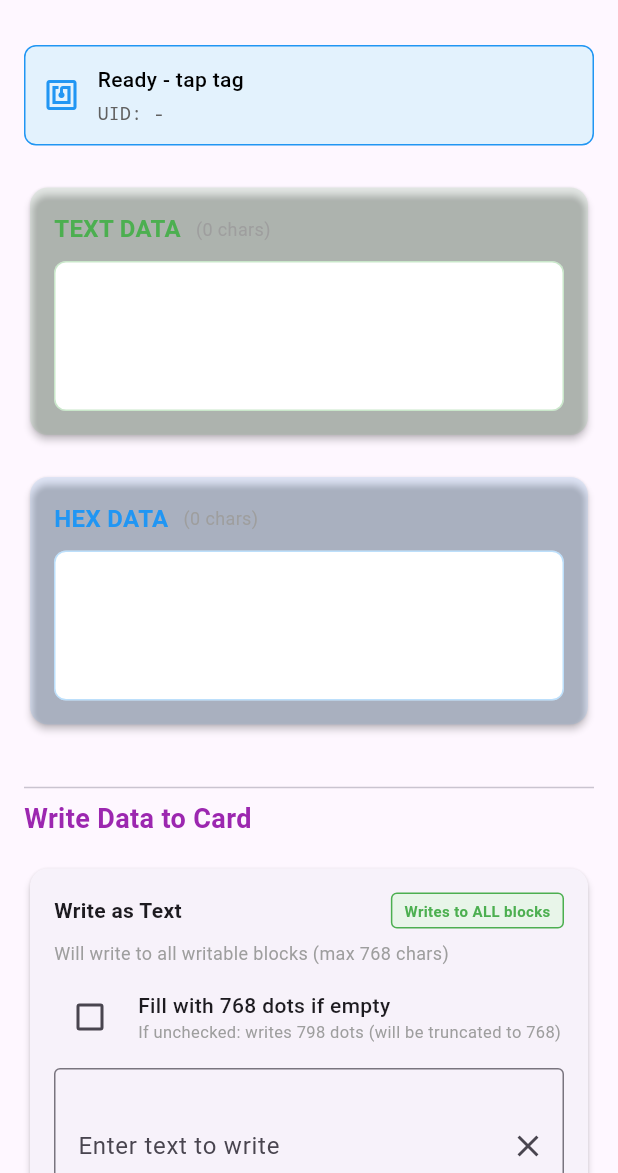
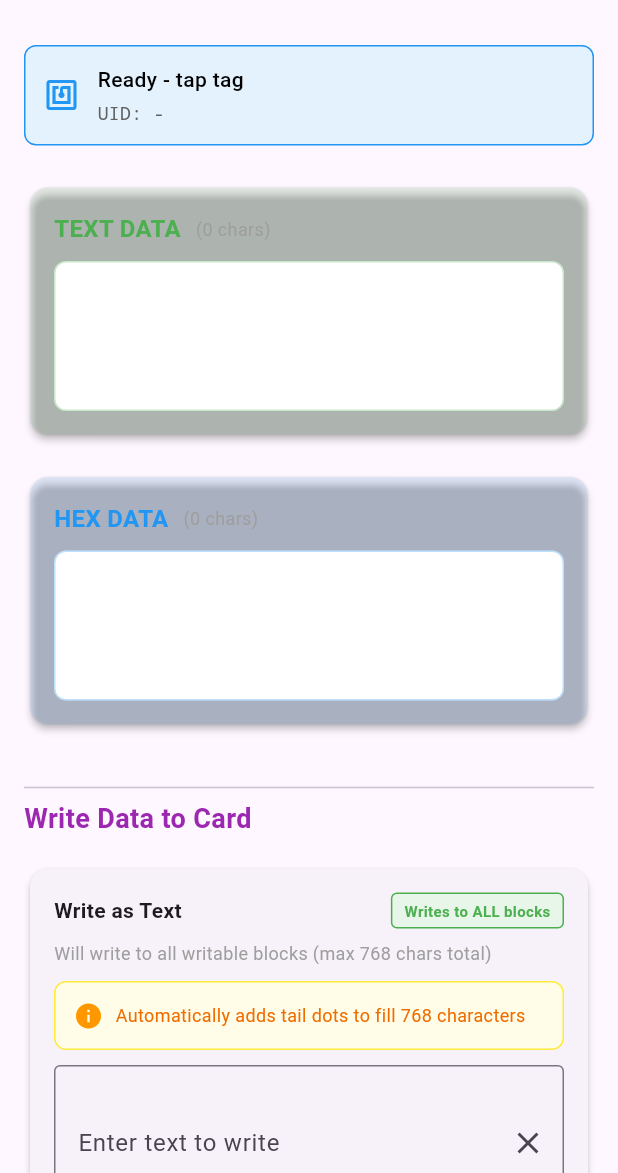
Before and after one commit to buleflare/RFID, a Flutter app: the screen it shows after launch, on a phone screen of 412 x 824 dp, the part 63-1236 px from its top. Run offline on Flutter 3.47's test engine with Material 3 defaults, Android fonts, the phone set to English and light mode, and no system bars.

Commit message:
read_write

```diff
--- a/lib/main.dart
+++ b/lib/main.dart
@@ -1,5 +1,6 @@
 import 'dart:async';
 import 'dart:convert';
+import 'dart:math';
 import 'package:flutter/material.dart';
 import 'package:flutter/services.dart';
 
@@ -30,8 +31,8 @@ class _RFIDPageState extends State<RFIDPage> with WidgetsBindingObserver {
   bool showSuccessDialog = false;
   String pendingWriteData = '';
   bool pendingWriteIsHex = false;
-  bool fillWithDots = false;
-  bool fillHexWithZeros = false; // NEW: Fill hex with zeros if empty
+  bool fillHexWithZeros = false;
+  bool addTailDots = true; // NEW: Always add tail dots for text
   TextEditingController _writeText = TextEditingController();
   TextEditingController _writeHex = TextEditingController();
   bool _isAppActive = true;
@@ -329,6 +330,10 @@ class _RFIDPageState extends State<RFIDPage> with WidgetsBindingObserver {
     String message = 'Data has been written successfully!';
     if (pendingWriteIsHex && fillHexWithZeros && _writeHex.text.isEmpty) {
       message = 'Card filled with zeros (0x00) successfully!';
+    } else if (!pendingWriteIsHex) {
+      message = 'Text with tail dots written successfully!';
+    } else if (pendingWriteIsHex && _writeHex.text.isNotEmpty) {
+      message = 'Hex with tail zeros written successfully!';
     }
 
     showDialog(
@@ -357,8 +362,22 @@ class _RFIDPageState extends State<RFIDPage> with WidgetsBindingObserver {
                 textAlign: TextAlign.center,
                 style: TextStyle(fontSize: 16),
               ),
-              if (pendingWriteIsHex && fillHexWithZeros && _writeHex.text.isEmpty)
+              if (!pendingWriteIsHex)
                 SizedBox(height: 10),
+              if (!pendingWriteIsHex)
+                Text(
+                  'Added ${768 - _writeText.text.length} tail dots',
+                  textAlign: TextAlign.center,
+                  style: TextStyle(fontSize: 14, color: Colors.grey),
+                ),
+              if (pendingWriteIsHex && _writeHex.text.isNotEmpty)
+                SizedBox(height: 10),
+              if (pendingWriteIsHex && _writeHex.text.isNotEmpty)
+                Text(
+                  'Added ${1536 - _writeHex.text.replaceAll(RegExp(r'\s'), '').length} tail zeros',
+                  textAlign: TextAlign.center,
+                  style: TextStyle(fontSize: 14, color: Colors.grey),
+                ),
               if (pendingWriteIsHex && fillHexWithZeros && _writeHex.text.isEmpty)
                 Text(
                   'All blocks filled with 0x00 (zeros)',
@@ -424,19 +443,49 @@ class _RFIDPageState extends State<RFIDPage> with WidgetsBindingObserver {
         }
       }
 
+      final maxHexChars = 1536;
+      final hexLength = data.length;
+      if (hexLength >= maxHexChars) {
+        // Truncate to max length
+        data = data.substring(0, maxHexChars);
+        print('Hex truncated to $maxHexChars chars');
       } else {
-      // For text writing
+        // Add tail zeros to reach 1536 total
+        final zerosNeeded = maxHexChars - hexLength;
+        // Ensure zerosNeeded is even (since we add "00" pairs)
+        final evenZerosNeeded = zerosNeeded % 2 == 0 ? zerosNeeded : zerosNeeded - 1;
+        data = data + ('00' * (evenZerosNeeded ~/ 2));
+        print('Added ${evenZerosNeeded ~/ 2} pairs of zeros to make $maxHexChars total');
+      }
+
+    } else {
+      // For text writing - ALWAYS add tail dots to make 768 total
       data = _writeText.text.trim();
 
-      // If text is empty and fillWithDots is checked, use dots
-      if (data.isEmpty && fillWithDots) {
-        // Create 768 dots (maximum for Mifare Classic 1K)
-        data = '.' * 768;
-        print('Using default dots (${data.length} chars)');
-      } else if (data.isEmpty && !fillWithDots) {
-        // If empty and not checked, use 798 dots (as per your requirement)
-        data = '.' * 798;
-        print('Using 798 dots (${data.length} chars)');
+      if (data.isEmpty) {
+        ScaffoldMessenger.of(context).showSnackBar(
+          SnackBar(
+            content: Text('Please enter text to write'),
+            backgroundColor: Colors.orange,
+            duration: Duration(seconds: 2),
+          ),
+        );
+        return;
+      }
+
+      // Calculate tail dots needed
+      final textLength = data.length;
+      final maxLength = 768;
+
+      if (textLength >= maxLength) {
+        // Truncate to max length
+        data = data.substring(0, maxLength);
+        print('Text truncated to $maxLength chars');
+      } else {
+        // Add tail dots to reach 768 total
+        final dotsNeeded = maxLength - textLength;
+        data = data + ('.' * dotsNeeded);
+        print('Added $dotsNeeded tail dots to make $maxLength total');
       }
     }
 
@@ -470,6 +519,23 @@ class _RFIDPageState extends State<RFIDPage> with WidgetsBindingObserver {
     String dataPreview = pendingWriteData.length > 50
         ? '${pendingWriteData.substring(0, 50)}...'
         : pendingWriteData;
+
+    // Calculate tail dots info for text
+    // Calculate tail dots/zeros info
+    String tailInfo = '';
+    if (!isHex && _writeText.text.isNotEmpty) {
+      final textLength = _writeText.text.length;
+      final dotsAdded = dataLength - textLength;
+      if (dotsAdded > 0) {
+        tailInfo = ' + $dotsAdded tail dots';
+      }
+    } else if (isHex && _writeHex.text.isNotEmpty) {
+      final hexLength = _writeHex.text.replaceAll(RegExp(r'\s'), '').length;
+      final zerosAdded = dataLength - hexLength;
+      if (zerosAdded > 0) {
+        tailInfo = ' + $zerosAdded tail zeros';
+      }
+    }
 
     showDialog(
       context: context,
@@ -524,7 +590,7 @@ class _RFIDPageState extends State<RFIDPage> with WidgetsBindingObserver {
                       style: TextStyle(fontSize: 12),
                     ),
                     Text(
-                      'Length: $dataLength ${isHex ? 'hex chars' : 'chars'}',
+                      'Total length: $dataLength chars$tailInfo',
                       style: TextStyle(fontSize: 12),
                     ),
                     if (isHex && fillHexWithZeros && _writeHex.text.isEmpty)
@@ -532,10 +598,10 @@ class _RFIDPageState extends State<RFIDPage> with WidgetsBindingObserver {
                         'Using: Auto-filled zeros (00)',
                         style: TextStyle(fontSize: 12, color: Colors.blue, fontWeight: FontWeight.bold),
                       ),
-                    if (!isHex && fillWithDots && _writeText.text.isEmpty)
+                    if (!isHex && _writeText.text.isNotEmpty)
                       Text(
-                        'Using: Auto-filled dots',
-                        style: TextStyle(fontSize: 12, color: Colors.blue),
+                        'Input: ${_writeText.text.length} chars',
+                        style: TextStyle(fontSize: 12, color: Colors.green),
                       ),
                     SizedBox(height: 5),
                     Text(
@@ -701,7 +767,7 @@ class _RFIDPageState extends State<RFIDPage> with WidgetsBindingObserver {
             ),
             SizedBox(height: 16),
 
-              // Write Text with Dots Checkbox
+            // Write Text (ALWAYS adds tail dots)
             Card(
               elevation: 2,
               child: Padding(
@@ -736,46 +802,30 @@ class _RFIDPageState extends State<RFIDPage> with WidgetsBindingObserver {
                     ),
                     SizedBox(height: 8),
                     Text(
-                        'Will write to all writable blocks (max 768 chars)',
+                      'Will write to all writable blocks (max 768 chars total)',
                       style: TextStyle(fontSize: 12, color: Colors.grey),
                     ),
 
-                      // Fill with dots checkbox
                     SizedBox(height: 10),
-                      Row(
+                    Container(
+                      padding: EdgeInsets.all(12),
+                      decoration: BoxDecoration(
+                        color: Colors.yellow[50],
+                        borderRadius: BorderRadius.circular(8),
+                        border: Border.all(color: Colors.yellow),
+                      ),
+                      child: Row(
                         children: [
-                          Checkbox(
-                            value: fillWithDots,
-                            onChanged: isWriting ? null : (value) {
-                              setState(() {
-                                fillWithDots = value ?? false;
-                                // If checked and text field is empty, show hint
-                                if (fillWithDots && _writeText.text.isEmpty) {
-                                  _writeText.text = '.' * 768;
-                                } else if (!fillWithDots && _writeText.text == '.' * 768) {
-                                  _writeText.clear();
-                                }
-                              });
-                            },
-                            activeColor: Colors.blue,
-                          ),
+                          Icon(Icons.info, color: Colors.orange, size: 20),
                           SizedBox(width: 8),
                           Expanded(
-                            child: Column(
-                              crossAxisAlignment: CrossAxisAlignment.start,
-                              children: [
-                                Text(
-                                  'Fill with 768 dots if empty',
-                                  style: TextStyle(fontWeight: FontWeight.w500),
+                            child: Text(
+                              'Automatically adds tail dots to fill 768 characters',
+                              style: TextStyle(fontSize: 12, color: Colors.orange[800]),
                             ),
-                                Text(
-                                  'If unchecked: writes 798 dots (will be truncated to 768)',
-                                  style: TextStyle(fontSize: 11, color: Colors.grey),
                           ),
                         ],
                       ),
-                          ),
-                        ],
                     ),
 
                     SizedBox(height: 10),
@@ -784,7 +834,7 @@ class _RFIDPageState extends State<RFIDPage> with WidgetsBindingObserver {
                       decoration: InputDecoration(
                         labelText: 'Enter text to write',
                         border: OutlineInputBorder(),
-                          hintText: fillWithDots ? 'Will use 768 dots if empty' : 'Type here or leave empty for 798 dots',
+                        hintText: 'Your text + auto dots to fill card',
                         suffixIcon: IconButton(
                           icon: Icon(Icons.clear),
                           onPressed: () {
@@ -796,13 +846,6 @@ class _RFIDPageState extends State<RFIDPage> with WidgetsBindingObserver {
                       maxLines: 3,
                       enabled: !isWriting,
                       onChanged: (value) {
-                          // If user starts typing and checkbox is checked, uncheck it
-                          if (fillWithDots && value.isNotEmpty && value != '.' * 768) {
-                            setState(() {
-                              fillWithDots = false;
-                            });
-                          }
-
                         // Show character count
                         setState(() {});
                       },
@@ -811,19 +854,31 @@ class _RFIDPageState extends State<RFIDPage> with WidgetsBindingObserver {
                     Row(
                       mainAxisAlignment: MainAxisAlignment.spaceBetween,
                       children: [
+                        Column(
+                          crossAxisAlignment: CrossAxisAlignment.start,
+                          children: [
                             Text(
-                            'Characters: ${_writeText.text.length}/768',
+                              'Input: ${_writeText.text.length} chars',
+                              style: TextStyle(
+                                fontSize: 12,
+                                color: Colors.green,
+                              ),
+                            ),
+                            if (_writeText.text.isNotEmpty)
+                              Text(
+                                'Tail dots: ${768 - min(_writeText.text.length, 768)}',
+                                style: TextStyle(
+                                  fontSize: 12,
+                                  color: Colors.blue,
+                                ),
+                              ),
+                          ],
+                        ),
+                        Text(
+                          'Total: ${min(_writeText.text.length, 768)}/${min(_writeText.text.length + max(0, 768 - _writeText.text.length), 768)}',
                           style: TextStyle(
                             fontSize: 12,
                             color: _writeText.text.length > 768 ? Colors.red : Colors.grey,
-                            ),
-                          ),
-                          if (_writeText.text.length > 768)
-                            Text(
-                              'Will be truncated to 768',
-                              style: TextStyle(
-                                fontSize: 12,
-                                color: Colors.red,
                           ),
                         ),
                       ],
@@ -856,7 +911,7 @@ class _RFIDPageState extends State<RFIDPage> with WidgetsBindingObserver {
                         children: [
                           Icon(Icons.edit),
                           SizedBox(width: 8),
-                            Text('WRITE TEXT (ALL BLOCKS)'),
+                          Text('WRITE TEXT + TAIL DOTS'),
                         ],
                       ),
                     ),
@@ -906,7 +961,7 @@ class _RFIDPageState extends State<RFIDPage> with WidgetsBindingObserver {
                       style: TextStyle(fontSize: 12, color: Colors.grey),
                     ),
 
-                      // NEW: Fill hex with zeros checkbox
+                    // Fill hex with zeros checkbox
                     SizedBox(height: 10),
                     Row(
                       children: [
@@ -937,7 +992,60 @@ class _RFIDPageState extends State<RFIDPage> with WidgetsBindingObserver {
                         ),
                       ],
                     ),
-
+                    Row(
+                      mainAxisAlignment: MainAxisAlignment.spaceBetween,
+                      children: [
+                        Column(
+                          crossAxisAlignment: CrossAxisAlignment.start,
+                          children: [
+                            Text(
+                              'Input: ${_writeHex.text.replaceAll(RegExp(r'\s'), '').length} hex chars',
+                              style: TextStyle(
+                                fontSize: 12,
+                                color: Colors.blue,
+                              ),
+                            ),
+                            if (_writeHex.text.isNotEmpty)
+                              Text(
+                                'Tail zeros: ${1536 - min(_writeHex.text.replaceAll(RegExp(r'\s'), '').length, 1536)}',
+                                style: TextStyle(
+                                  fontSize: 12,
+                                  color: Colors.purple,
+                                ),
+                              ),
+                          ],
+                        ),
+                        Text(
+                          'Total: ${min(_writeHex.text.replaceAll(RegExp(r'\s'), '').length, 1536)}/${min(_writeHex.text.replaceAll(RegExp(r'\s'), '').length + max(0, 1536 - _writeHex.text.replaceAll(RegExp(r'\s'), '').length), 1536)}',
+                          style: TextStyle(
+                            fontSize: 12,
+                            color: _writeHex.text.replaceAll(RegExp(r'\s'), '').length > 1536 ? Colors.red : Colors.grey,
+                          ),
+                        ),
+                      ],
+                    ),
+// Add this Container after the checkbox Row in hex section
+                    Container(
+                      padding: EdgeInsets.all(12),
+                      decoration: BoxDecoration(
+                        color: Colors.blue[50],
+                        borderRadius: BorderRadius.circular(8),
+                        border: Border.all(color: Colors.blue),
+                      ),
+                      child: Row(
+                        children: [
+                          Icon(Icons.info, color: Colors.blue, size: 20),
+                          SizedBox(width: 8),
+                          Expanded(
+                            child: Text(
+                              'Automatically adds tail zeros (00) to fill 1536 hex chars',
+                              style: TextStyle(fontSize: 12, color: Colors.blue[800]),
+                            ),
+                          ),
+                        ],
+                      ),
+                    ),
+                    SizedBox(height: 10),
                     SizedBox(height: 10),
                     TextField(
                       controller: _writeHex,
@@ -1012,7 +1120,7 @@ class _RFIDPageState extends State<RFIDPage> with WidgetsBindingObserver {
                           SizedBox(width: 8),
                           Text(fillHexWithZeros && _writeHex.text.isEmpty
                               ? 'WRITE ZEROS (ALL BLOCKS)'
-                                : 'WRITE HEX (ALL BLOCKS)'),
+                              : 'WRITE HEX + TAIL ZEROS'),
                         ],
                       ),
                     ),
@@ -1035,22 +1143,22 @@ class _RFIDPageState extends State<RFIDPage> with WidgetsBindingObserver {
                 crossAxisAlignment: CrossAxisAlignment.start,
                 children: [
                   Text(
-                      '📝 Auto-fill Summary:',
+                    '📝 Write Summary:',
                     style: TextStyle(fontWeight: FontWeight.bold),
                   ),
                   SizedBox(height: 8),
-                    Text('• Text field empty + "Fill with dots" = writes 768 dots (2E)'),
-                    Text('• Text field empty (no checkbox) = writes 798 dots (truncated to 768)'),
-                    Text('• Hex field empty + "Fill with zeros" = writes 768 bytes of 00'),
-                    Text('• Hex field with data = writes exact hex (no auto-fill)'),
+                  Text('• Text writing: Your text + tail dots = 768 total chars'),
+                  Text('• Hex writing: Your hex + tail zeros = 1536 total hex chars'),
+                  Text('• Example hex: "2E2E" (2 bytes) + 1532 zeros = 1536 total'),
+                  Text('• Hex field empty + "Fill with zeros" = writes full card zeros'),
                   SizedBox(height: 8),
                   Text(
                     'Card Capacity:',
                     style: TextStyle(fontWeight: FontWeight.bold, fontSize: 12),
                   ),
-                    Text('• 768 text characters (dots) = 768 bytes'),
-                    Text('• 1536 hex characters (zeros) = 768 bytes'),
-                    Text('• Each "00" = 1 byte of zeros'),
+                  Text('• Always 768 total characters for text'),
+                  Text('• 1536 hex characters max (768 bytes)'),
+                  Text('• Tail dots ensure full card utilization'),
                 ],
               ),
             ),
```
Lines whose indentation alone changed are shown as unchanged.
